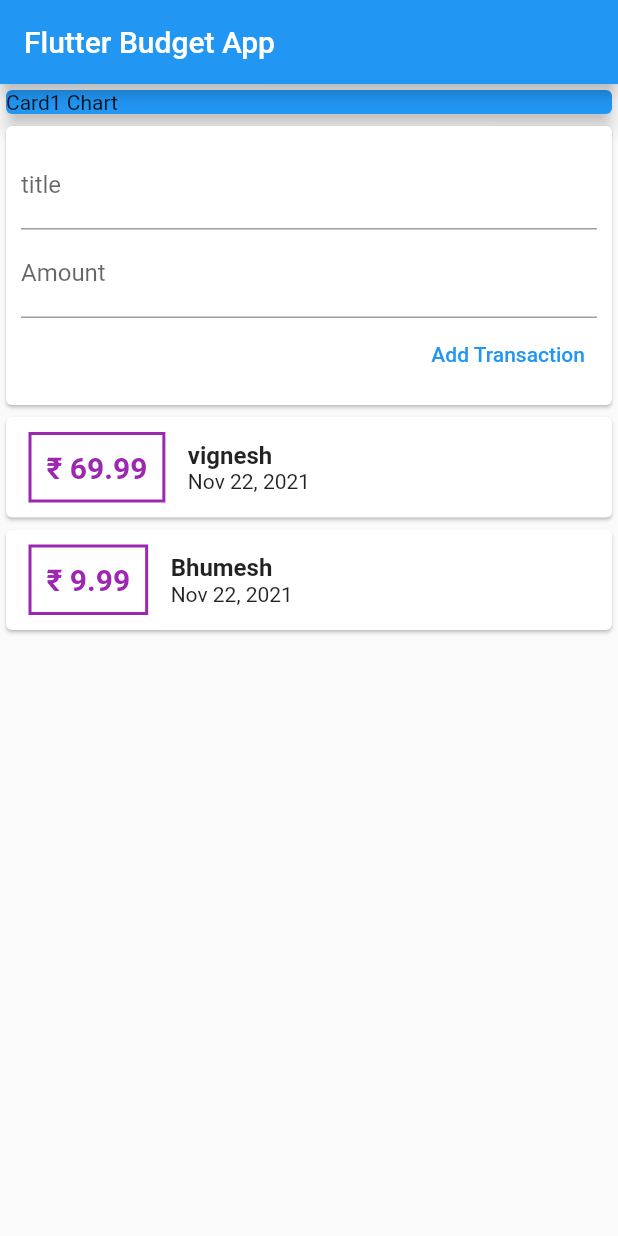
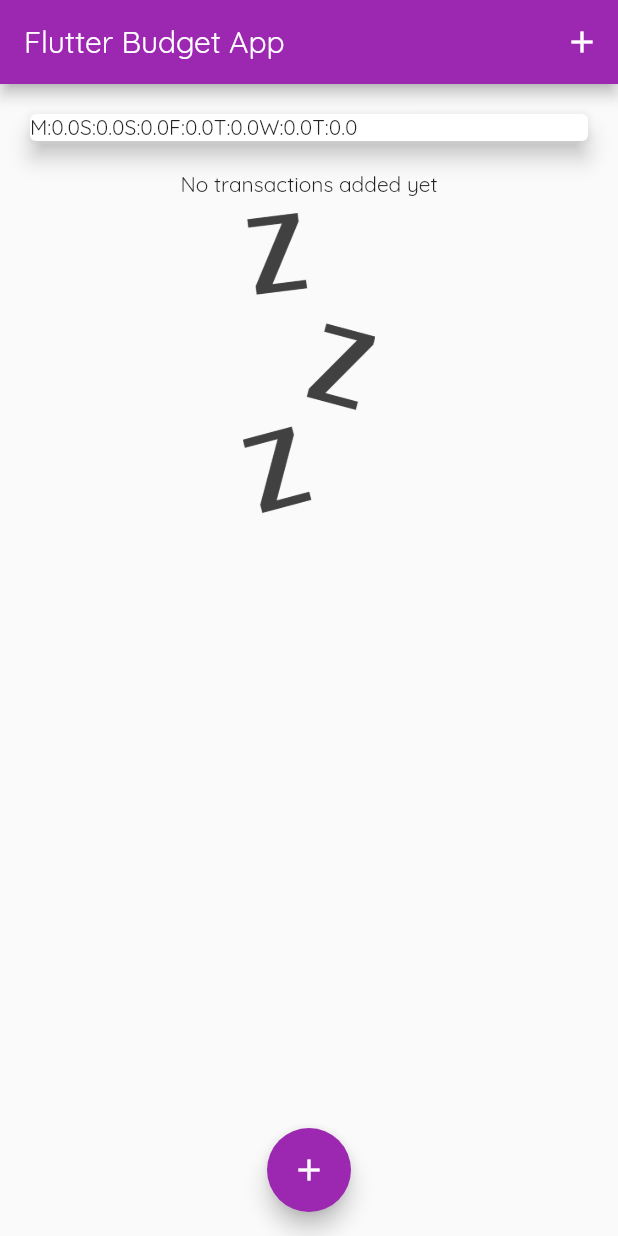
Before and after one commit to SaivigneshAdepu20/Budget_Tracker, a Flutter app: the screen it shows after launch, on a phone screen of 412 x 824 dp. Run offline on Flutter 3.47's test engine with Material 2 defaults, Android fonts, the phone set to English and light mode, and no system bars.

Commit message:
added the bar for showing the data of week days

```diff
--- a/lib/main.dart
+++ b/lib/main.dart
@@ -1,7 +1,8 @@
-// import 'package:budget_tracker/models/transaction.dart';
-
-import 'package:budget_tracker/widgets/user_transaction.dart';
+import 'package:budget_tracker/widgets/chart.dart';
+import 'package:budget_tracker/widgets/new_transaction.dart';
+import 'package:budget_tracker/widgets/transaction_list.dart';
 import 'package:flutter/material.dart';
+import 'models/transaction.dart';
 
 void main() {
   runApp(const MyApp());
@@ -15,15 +16,69 @@ class MyApp extends StatelessWidget {
     return MaterialApp(
       title: 'Budget Tracker',
       theme: ThemeData(
-        primarySwatch: Colors.blue,
+        primarySwatch: Colors.purple,
+        fontFamily: 'Quicksand',
       ),
-      home: HomePage(),
+      home: const HomePage(),
     );
   }
 }
 
-class HomePage extends StatelessWidget {
-  // const HomePage({Key? key}) : super(key: key);
+class HomePage extends StatefulWidget {
+  const HomePage({Key? key}) : super(key: key);
+  @override
+  State<HomePage> createState() => _HomePageState();
+}
+
+class _HomePageState extends State<HomePage> {
+  final List<Transaction> _userTransactions = [
+    // Transaction(
+    //   id: 'sai',
+    //   title: 'vignesh',
+    //   amount: 69.99,
+    //   date: DateTime.now(),
+    // ),
+    // Transaction(
+    //   id: 'adepu',
+    //   title: 'Bhumesh',
+    //   amount: 9.99,
+    //   date: DateTime.now(),
+    // ),
+  ];
+  List<Transaction> get _recentTransactions {
+    return _userTransactions.where((tx) {
+      return tx.date.isAfter(
+        DateTime.now().subtract(
+          const Duration(days: 7),
+        ),
+      );
+    }).toList();
+  }
+
+  void _addNewTransaction(String txTitle, double txAmount) {
+    final newTx = Transaction(
+      title: txTitle,
+      amount: txAmount,
+      date: DateTime.now(),
+      id: DateTime.now().toString(),
+    );
+    setState(() {
+      _userTransactions.add(newTx);
+    });
+  }
+
+  void _startAddNewTransaction(BuildContext ctx) {
+    showModalBottomSheet(
+      context: ctx,
+      builder: (_) {
+        return GestureDetector(
+          onTap: () {},
+          child: NewTransaction(_addNewTransaction),
+          behavior: HitTestBehavior.opaque,
+        );
+      },
+    );
+  }
 
   @override
   Widget build(BuildContext context) {
@@ -32,19 +87,24 @@ class HomePage extends StatelessWidget {
         title: const Text(
           'Flutter Budget App',
         ),
+        actions: [
+          IconButton(
+              onPressed: () => _startAddNewTransaction(context),
+              icon: Icon(Icons.add))
+        ],
       ),
       body: Column(
         children: [
-          Container(
-            width: double.infinity,
-            child: const Card(
-              color: Colors.blue,
-              child: Text('Card1 Chart'),
-              elevation: 5,
-            ),
+          Chart(
+            recentTransactions: _recentTransactions,
           ),
-          UserTransaction(),
+          TransactionList(_userTransactions),
         ],
+      ),
+      floatingActionButtonLocation: FloatingActionButtonLocation.centerFloat,
+      floatingActionButton: FloatingActionButton(
+        onPressed: () => _startAddNewTransaction(context),
+        child: Icon(Icons.add),
       ),
     );
   }
--- /dev/null
+++ b/lib/widgets/chart.dart
@@ -0,0 +1,41 @@
+import 'package:budget_tracker/models/transaction.dart';
+import 'package:flutter/material.dart';
+import 'package:intl/intl.dart';
+
+class Chart extends StatelessWidget {
+  final List<Transaction> recentTransactions;
+
+  const Chart({Key? key, required this.recentTransactions}) : super(key: key);
+  List<Map<String, Object>> get groupedTransactionValues {
+    return List.generate(7, (index) {
+      final weekDay = DateTime.now().subtract(
+        Duration(days: index),
+      );
+      double totalSum = 0.0;
+      for (var i = 0; i < recentTransactions.length; i++) {
+        if (recentTransactions[i].date.day == weekDay.day &&
+            recentTransactions[i].date.month == weekDay.month &&
+            recentTransactions[i].date.year == weekDay.year) {
+          totalSum += recentTransactions[i].amount;
+        }
+      }
+      return {
+        'day': DateFormat.E().format(weekDay).substring(0, 1),
+        'amount': totalSum
+      };
+    });
+  }
+
+  @override
+  Widget build(BuildContext context) {
+    return Card(
+      elevation: 6,
+      margin: EdgeInsets.all(20),
+      child: Row(
+        children: groupedTransactionValues.map((data) {
+          return Text('${data['day']}:${data['amount']}');
+        }).toList(),
+      ),
+    );
+  }
+}
--- a/lib/widgets/transaction_list.dart
+++ b/lib/widgets/transaction_list.dart
@@ -7,8 +7,30 @@ class TransactionList extends StatelessWidget {
   TransactionList(this.transactions);
   @override
   Widget build(BuildContext context) {
-    return Column(
-      children: transactions.map((tx) {
+    return Container(
+      height: 300,
+      child: transactions.isEmpty
+          ? Column(
+              children: [
+                const Text(
+                  'No transactions added yet',
+                  style: TextStyle(
+                    fontFamily: 'Quicksand',
+                  ),
+                ),
+                const SizedBox(
+                  height: 10,
+                ),
+                Container(
+                    height: 200,
+                    child: Image.asset(
+                      'assets/images/waiting.png',
+                      fit: BoxFit.cover,
+                    )),
+              ],
+            )
+          : ListView.builder(
+              itemBuilder: (ctx, index) {
                 return Card(
                   child: Row(
                     children: [
@@ -18,15 +40,16 @@ class TransactionList extends StatelessWidget {
                           horizontal: 15,
                         ),
                         decoration: BoxDecoration(
-                  border: Border.all(color: Colors.purple, width: 2),
+                          border: Border.all(
+                              color: Theme.of(context).primaryColor, width: 2),
                         ),
                         padding: const EdgeInsets.all(10),
                         child: Text(
-                  '₹ ${tx.amount.toString()}',
-                  style: const TextStyle(
+                          '₹ ${transactions[index].amount.toStringAsFixed(2)}',
+                          style: TextStyle(
                             fontWeight: FontWeight.bold,
                             fontSize: 20,
-                    color: Colors.purple,
+                            color: Theme.of(context).primaryColor,
                           ),
                         ),
                       ),
@@ -34,21 +57,26 @@ class TransactionList extends StatelessWidget {
                         crossAxisAlignment: CrossAxisAlignment.start,
                         children: [
                           Text(
-                    tx.title,
+                            transactions[index].title,
                             style: const TextStyle(
                               fontWeight: FontWeight.bold,
                               fontSize: 16,
                             ),
                           ),
                           Text(
-                    DateFormat.yMMMd().format(tx.date),
+                            DateFormat.yMMMd().format(transactions[index].date),
                           ),
                         ],
                       ),
                     ],
                   ),
                 );
-      }).toList(),
+              },
+              itemCount: transactions.length,
+              // children: transactions.map((tx) {
+
+              // }).toList(),
+            ),
     );
   }
 }
--- a/lib/widgets/user_transaction.dart
+++ /dev/null
@@ -1,49 +0,0 @@
-import 'package:budget_tracker/models/transaction.dart';
-import 'package:flutter/material.dart';
-import 'package:budget_tracker/widgets/new_transaction.dart';
-import 'package:budget_tracker/widgets/transaction_list.dart';
-
-class UserTransaction extends StatefulWidget {
-  const UserTransaction({Key? key}) : super(key: key);
-
-  @override
-  _UserTransactionState createState() => _UserTransactionState();
-}
-
-class _UserTransactionState extends State<UserTransaction> {
-  final List<Transaction> _userTransactions = [
-    Transaction(
-      id: 'sai',
-      title: 'vignesh',
-      amount: 69.99,
-      date: DateTime.now(),
-    ),
-    Transaction(
-      id: 'adepu',
-      title: 'Bhumesh',
-      amount: 9.99,
-      date: DateTime.now(),
-    ),
-  ];
-  void _addNewTransaction(String txTitle, double txAmount) {
-    final newTx = Transaction(
-      title: txTitle,
-      amount: txAmount,
-      date: DateTime.now(),
-      id: DateTime.now().toString(),
-    );
-    setState(() {
-      _userTransactions.add(newTx);
-    });
-  }
-
-  @override
-  Widget build(BuildContext context) {
-    return Column(
-      children: [
-        NewTransaction(_addNewTransaction),
-        TransactionList(_userTransactions),
-      ],
-    );
-  }
-}
```
Also changed, not shown: lib/widgets/chart_bar.dart (added, +55 -0 lines), lib/widgets/new_transaction.dart (+31 -9 lines), pubspec.yaml (+10 -12 lines), assets/fonts/OpenSans-Bold.ttf (added), assets/fonts/OpenSans-Regular.ttf (added), assets/fonts/Quicksand-Bold.ttf (added), assets/fonts/Quicksand-Light.ttf (added), assets/fonts/Quicksand-Medium.ttf (added), assets/fonts/Quicksand-Regular.ttf (added), assets/images/waiting.png (added). Lines whose indentation alone changed are shown as unchanged.
